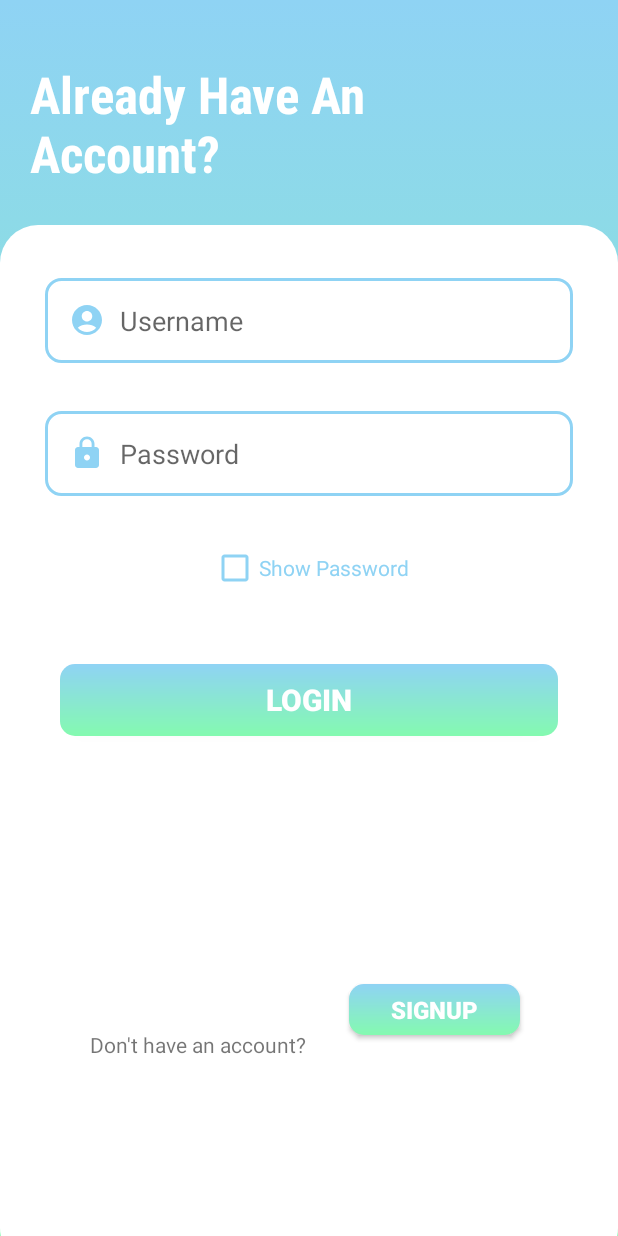
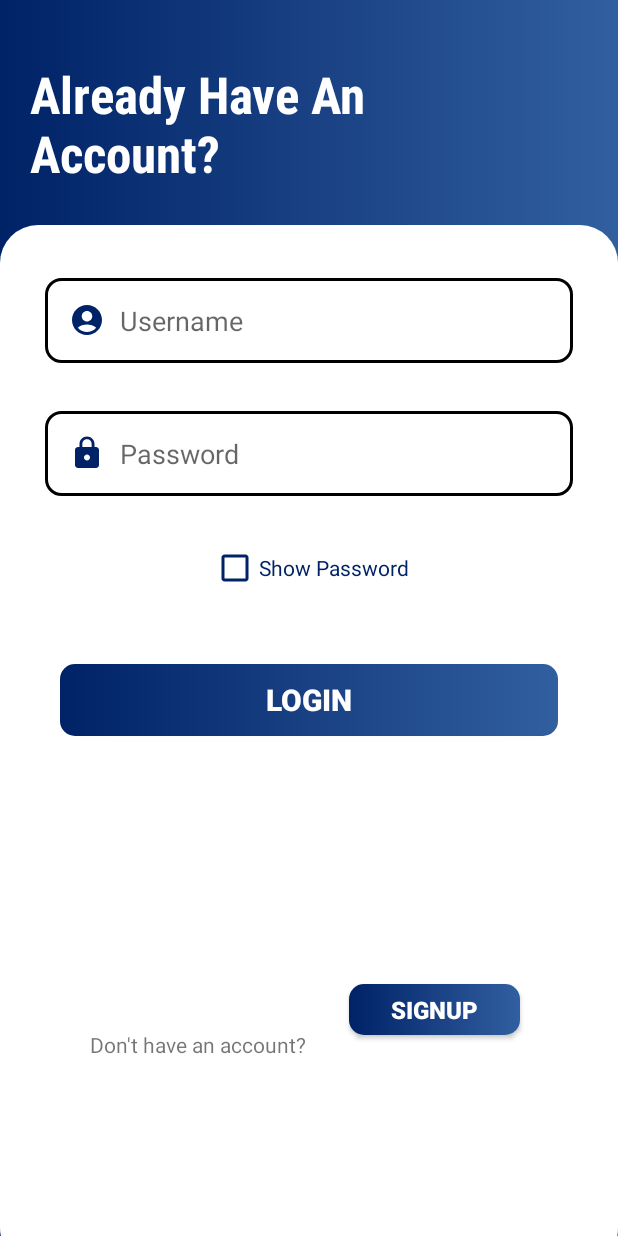
Before and after one commit to darrenxx3/FinalProject, an Android app: the screen it shows after launch (AccountSetup), after a tap on "GET STARTED", on a phone screen of 412 x 824 dp. Run offline under Robolectric (Android 15) with nearby library versions, the phone set to English and light mode, and no system bars.

Commit message:
ubah warna dasar login
warna button sign, login, edit text stroke diubah utk sementara

```diff
--- a/app/src/main/java/com/Kelompok5/foodro/MainActivity.java
+++ b/app/src/main/java/com/Kelompok5/foodro/MainActivity.java
@@ -14,7 +14,7 @@ public class MainActivity extends AppCompatActivity {
         super.onCreate(savedInstanceState);
         setContentView(R.layout.activity_main);
 
-        Button buttonREG=findViewById(R.id.button1);
+        Button buttonREG=findViewById(R.id.buttonGTS);
         buttonREG.setOnClickListener(new View.OnClickListener() {
             @Override
             public void onClick(View view) {
--- a/app/src/main/res/drawable/button_gradient1.xml
+++ b/app/src/main/res/drawable/button_gradient1.xml
@@ -1,7 +1,7 @@
 <?xml version="1.0" encoding="utf-8"?>
 <shape xmlns:android="http://schemas.android.com/apk/res/android">
-    <gradient android:startColor="#84fab0"
-                android:endColor="#8fd3f4"
-                android:angle="90"/>
+    <gradient android:startColor="#002267"
+                android:endColor="#315FA0"
+                android:angle="0"/>
     <corners android:radius="10dp"/>
 </shape>
--- a/app/src/main/res/drawable/edit_text_bg.xml
+++ b/app/src/main/res/drawable/edit_text_bg.xml
@@ -2,6 +2,7 @@
 <shape xmlns:android="http://schemas.android.com/apk/res/android">
     <corners android:radius="10dp"/>
 
+
     <stroke android:width="2dp"
-        android:color="#8fd3f4"/>
+        android:scolor="#002267"/>
 </shape>
--- a/app/src/main/res/drawable/gradient_bg.xml
+++ b/app/src/main/res/drawable/gradient_bg.xml
@@ -4,9 +4,9 @@
     <item>
         <shape>
             <gradient
-                android:angle="90"
-                android:startColor="#84fab0"
-                android:endColor="#8fd3f4"
+                android:angle="0"
+                android:startColor="#002267"
+                android:endColor="#315FA0"
                 android:type="linear"/>
 
 
--- a/app/src/main/res/drawable/ic_baseline_account_circle_24.xml
+++ b/app/src/main/res/drawable/ic_baseline_account_circle_24.xml
@@ -1,4 +1,4 @@
-<vector android:height="24dp" android:tint="#8fd3f4"
+<vector android:height="24dp" android:tint="#002267"
     android:viewportHeight="24" android:viewportWidth="24"
     android:width="24dp" xmlns:android="http://schemas.android.com/apk/res/android">
     <path android:fillColor="@android:color/white" android:pathData="M12,2C6.48,2 2,6.48 2,12s4.48,10 10,10s10,-4.48 10,-10S17.52,2 12,2zM12,6c1.93,0 3.5,1.57 3.5,3.5S13.93,13 12,13s-3.5,-1.57 -3.5,-3.5S10.07,6 12,6zM12,20c-2.03,0 -4.43,-0.82 -6.14,-2.88C7.55,15.8 9.68,15 12,15s4.45,0.8 6.14,2.12C16.43,19.18 14.03,20 12,20z"/>
--- a/app/src/main/res/drawable/ic_baseline_lock_24.xml
+++ b/app/src/main/res/drawable/ic_baseline_lock_24.xml
@@ -1,4 +1,4 @@
-<vector android:height="24dp" android:tint="#8fd3f4"
+<vector android:height="24dp" android:tint="#002267"
     android:viewportHeight="24" android:viewportWidth="24"
     android:width="24dp" xmlns:android="http://schemas.android.com/apk/res/android">
     <path android:fillColor="@android:color/white" android:pathData="M18,8h-1L17,6c0,-2.76 -2.24,-5 -5,-5S7,3.24 7,6v2L6,8c-1.1,0 -2,0.9 -2,2v10c0,1.1 0.9,2 2,2h12c1.1,0 2,-0.9 2,-2L20,10c0,-1.1 -0.9,-2 -2,-2zM12,17c-1.1,0 -2,-0.9 -2,-2s0.9,-2 2,-2 2,0.9 2,2 -0.9,2 -2,2zM15.1,8L8.9,8L8.9,6c0,-1.71 1.39,-3.1 3.1,-3.1 1.71,0 3.1,1.39 3.1,3.1v2z"/>
--- a/app/src/main/res/layout/activity_account_setup.xml
+++ b/app/src/main/res/layout/activity_account_setup.xml
@@ -78,9 +78,9 @@
                 android:layout_height="wrap_content"
                 android:layout_marginTop="24dp"
                 android:layout_marginBottom="40dp"
-                android:buttonTint="#8fd3f4"
+                android:buttonTint="#002267"
                 android:text="Show Password"
-                android:textColor="#8fd3f4"
+                android:textColor="#002267"
                 app:layout_constraintBottom_toTopOf="@+id/loginBtn"
                 app:layout_constraintEnd_toEndOf="parent"
                 app:layout_constraintHorizontal_bias="0.502"
--- a/app/src/main/res/layout/activity_main.xml
+++ b/app/src/main/res/layout/activity_main.xml
@@ -46,7 +46,7 @@
     </LinearLayout>
 
     <Button
-        android:id="@+id/button1"
+        android:id="@+id/buttonGTS"
         android:layout_width="match_parent"
         android:layout_height="wrap_content"
         android:layout_marginLeft="80dp"
```
